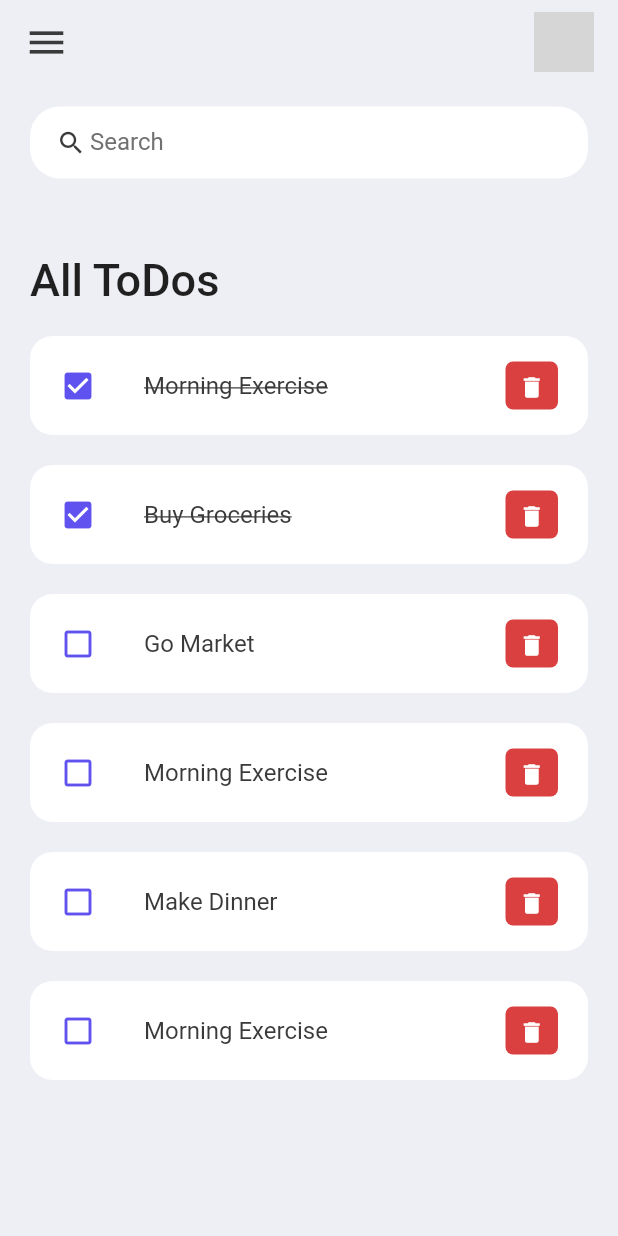
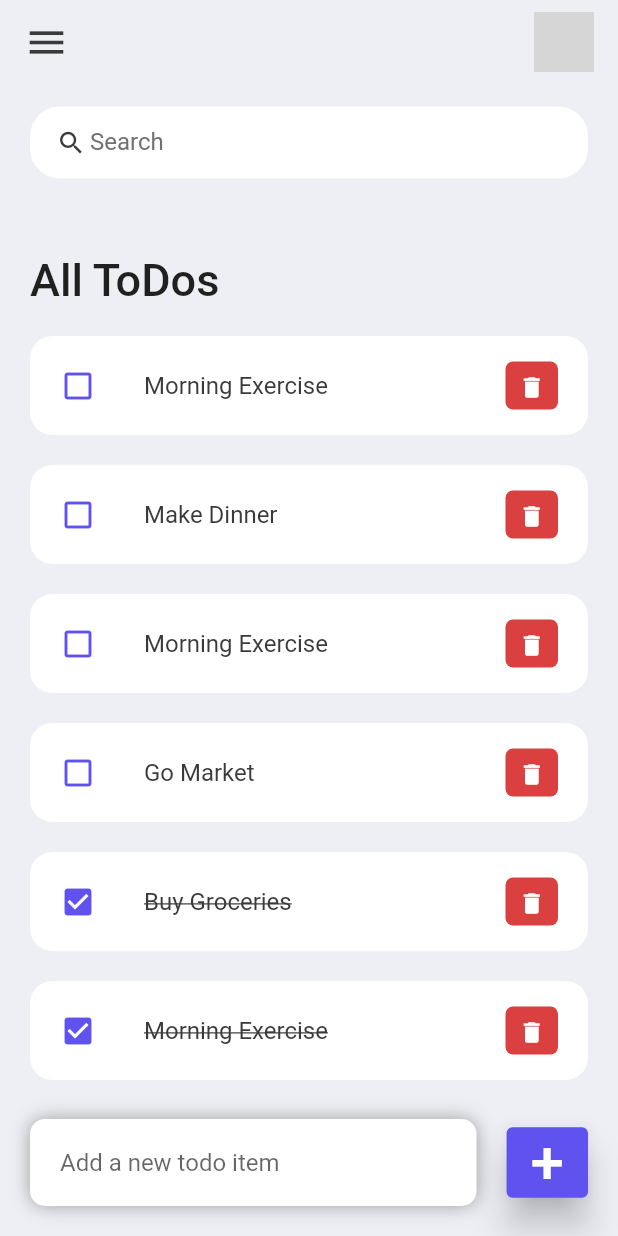
Before and after one commit to huseyinis/todo_app, a Flutter app: the screen it shows after launch, on a phone screen of 412 x 824 dp. Run offline on Flutter 3.47's test engine with Material 2 defaults, Android fonts, the phone set to English and light mode, and no system bars; grey boxes are pictures that could not be loaded.

Commit message:
ToDo App Tutorial

```diff
--- a/lib/screens/home.dart
+++ b/lib/screens/home.dart
@@ -4,16 +4,64 @@ import '../constants/colors.dart';
 import '../model/todo.dart';
 import '../widgets/todo_item.dart';
 
-class Home extends StatelessWidget {
+class Home extends StatefulWidget {
   Home({super.key});
 
+  @override
+  State<Home> createState() => _HomeState();
+}
+
+class _HomeState extends State<Home> {
   final todosList = ToDo.todoList();
+  List<ToDo> _foundToDo = [];
+  final _todoController = TextEditingController();
+  @override
+  void initState() {
+    _foundToDo = todosList;
+    super.initState();
+  }
+
+  void _handleToDoChange(ToDo todo) {
+    setState(() {
+      todo.isDone = !todo.isDone;
+    });
+  }
+
+  void _deleteToDoItem(String id) {
+    setState(() {
+      todosList.removeWhere((item) => item.id == id);
+    });
+  }
+
+  void _addToDoItem(String toDo) {
+    setState(() {
+      todosList.add(ToDo(
+        id: DateTime.now().millisecondsSinceEpoch.toString(),
+        todoText: toDo,
+      ));
+    });
+    _todoController.clear();
+  }
+
+  void _runFilter(String enteredKeyword) {
+    List<ToDo> results = [];
+    if (enteredKeyword.isEmpty) {
+      results = todosList;
+    } else {
+      results = todosList.where((item) => item.todoText!.toLowerCase().contains(enteredKeyword.toLowerCase())).toList();
+    }
+    setState(() {
+      _foundToDo = results;
+    });
+  }
+
   @override
   Widget build(BuildContext context) {
     return Scaffold(
       backgroundColor: tdBGColor,
       appBar: _buildAppBar(),
-      body: Container(
+      body: Stack(children: [
+        Container(
           padding: EdgeInsets.symmetric(
             horizontal: 20,
             vertical: 15,
@@ -23,6 +71,7 @@ class Home extends StatelessWidget {
               searchBox(),
               Expanded(
                 child: ListView(
+                  padding: EdgeInsets.only(bottom: 60),
                   children: [
                     Container(
                       margin: EdgeInsets.only(
@@ -34,13 +83,72 @@ class Home extends StatelessWidget {
                         style: TextStyle(fontSize: 30, fontWeight: FontWeight.w500),
                       ),
                     ),
-                  for (ToDo todoo in todosList) ToDoItem(todo: todoo),
+                    for (ToDo todoo in _foundToDo.reversed)
+                      ToDoItem(
+                        todo: todoo,
+                        onToDoChanged: _handleToDoChange,
+                        onDeleteItem: _deleteToDoItem,
+                      ),
                   ],
                 ),
               )
             ],
           ),
         ),
+        Align(
+          alignment: Alignment.bottomCenter,
+          child: Row(
+            children: [
+              Expanded(
+                child: Container(
+                  margin: EdgeInsets.only(
+                    bottom: 20,
+                    right: 20,
+                    left: 20,
+                  ),
+                  padding: EdgeInsets.symmetric(horizontal: 20, vertical: 5),
+                  decoration: BoxDecoration(
+                    color: Colors.white,
+                    boxShadow: [
+                      BoxShadow(
+                        color: Colors.grey,
+                        offset: Offset(0.0, 0.0),
+                        blurRadius: 10.0,
+                        spreadRadius: 0.0,
+                      )
+                    ],
+                    borderRadius: BorderRadius.circular(10),
+                  ),
+                  child: TextField(
+                    controller: _todoController,
+                    decoration: InputDecoration(
+                      hintText: 'Add a new todo item',
+                      border: InputBorder.none,
+                    ),
+                  ),
+                ),
+              ),
+              Container(
+                margin: EdgeInsets.only(bottom: 20, right: 20),
+                child: ElevatedButton(
+                  child: Text(
+                    '+',
+                    style: TextStyle(fontSize: 40, fontWeight: FontWeight.w500),
+                  ),
+                  onPressed: () {
+                    _addToDoItem(_todoController.text);
+                  },
+                  style: ElevatedButton.styleFrom(
+                    backgroundColor: tdBlue,
+                    minimumSize: Size(40, 40),
+                    elevation: 10,
+                  ),
+                ),
+              )
+            ],
+          ),
+        )
+      ]),
     );
   }
 
@@ -52,6 +160,7 @@ class Home extends StatelessWidget {
         borderRadius: BorderRadius.circular(20),
       ),
       child: TextField(
+        onChanged: (value) => _runFilter(value),
         decoration: InputDecoration(
           prefixIcon: Icon(
             Icons.search,
--- a/lib/widgets/todo_item.dart
+++ b/lib/widgets/todo_item.dart
@@ -6,9 +6,14 @@ import '../model/todo.dart';
 
 class ToDoItem extends StatelessWidget {
   final ToDo todo;
+  final Function onToDoChanged;
+  final Function onDeleteItem;
+
   const ToDoItem({
     Key? key,
     required this.todo,
+    required this.onToDoChanged,
+    required this.onDeleteItem,
   }) : super(key: key);
 
   @override
@@ -17,7 +22,7 @@ class ToDoItem extends StatelessWidget {
       margin: EdgeInsets.only(bottom: 20),
       child: ListTile(
         onTap: () {
-          print('Clicked on Todo Item.');
+          onToDoChanged(todo);
         },
         shape: RoundedRectangleBorder(
           borderRadius: BorderRadius.circular(15),
@@ -47,7 +52,8 @@ class ToDoItem extends StatelessWidget {
           ),
           child: IconButton(
             onPressed: () {
-              print('Clicked on delete icon');
+              // print('Clicked on delete icon');
+              onDeleteItem(todo.id);
             },
             icon: Icon(Icons.delete),
             iconSize: 18,
```
Lines whose indentation alone changed are shown as unchanged.
